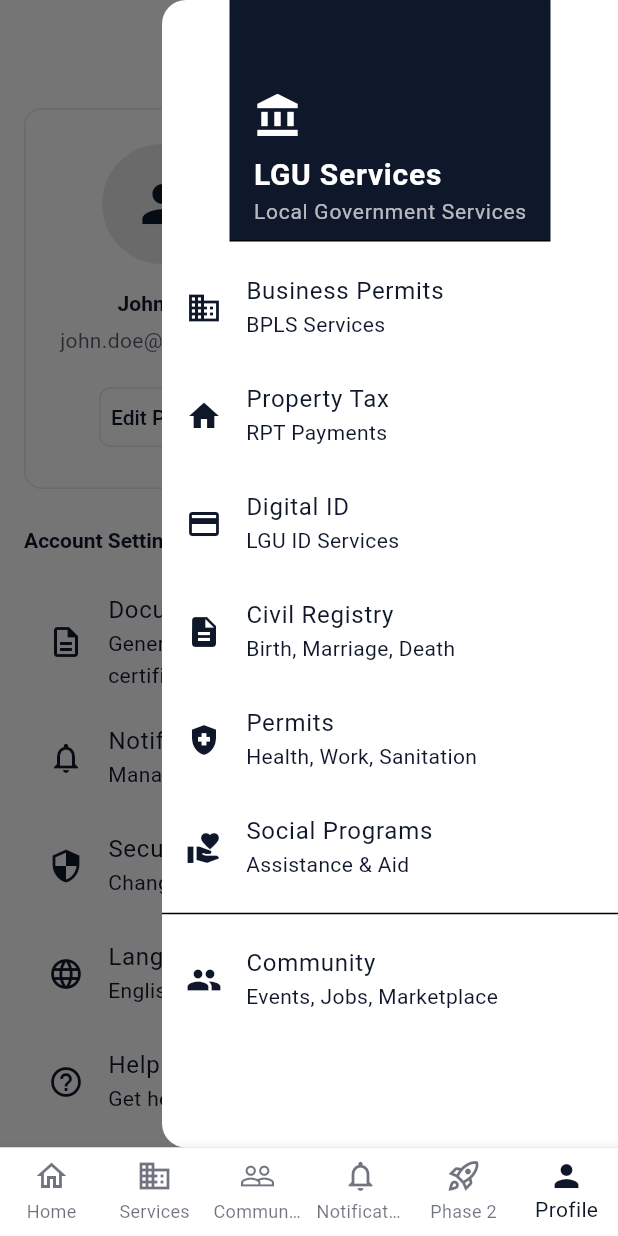
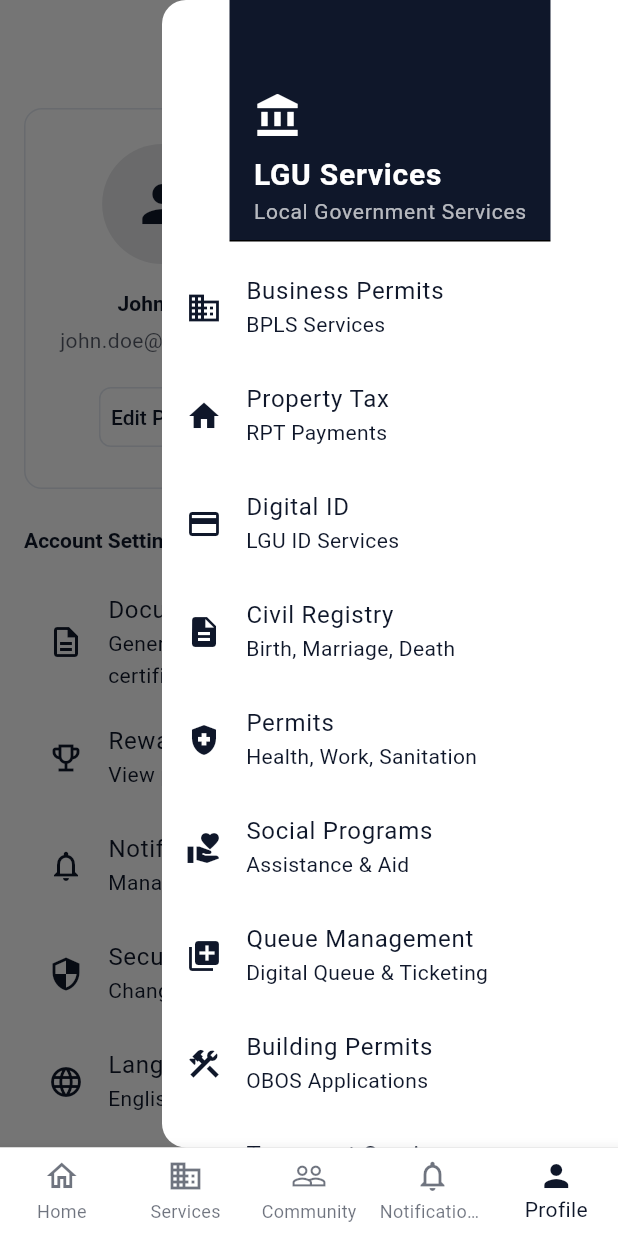
Before and after one commit to onesthathumbled/e-lgu-mob, a Flutter app: the ProfilePage screen opened by its route, with the side drawer open, on a phone screen of 412 x 824 dp. Run offline on Flutter 3.47's test engine with Material 3 defaults, Android fonts, the phone set to English and light mode, and no system bars; our stand-ins replace connectivity_plus, equatable, flutter_local_notifications, flutter_riverpod, go_router, hive_flutter and 5 more; accounts and stored records are empty.

Commit message:
[feat]: phase 2 integrated to phase 1

```diff
--- a/lib/core/navigation/app_router.dart
+++ b/lib/core/navigation/app_router.dart
@@ -12,7 +12,12 @@ import '../../features/permits/presentation/pages/permits_page.dart';
 import '../../features/social_programs/presentation/pages/social_programs_page.dart';
 import '../../features/community/presentation/pages/community_page.dart';
 import '../../features/notifications/presentation/pages/notifications_page.dart';
-import '../../features/phase2/presentation/pages/phase2_dashboard_page.dart';
+import '../../features/phase2/queue_management/presentation/pages/queue_dashboard_page.dart';
+import '../../features/phase2/obos/presentation/pages/obos_application_page.dart';
+import '../../features/phase2/transport/presentation/pages/transport_services_page.dart';
+import '../../features/phase2/evac_map/presentation/pages/evac_map_page.dart';
+import '../../features/phase2/community_groups/presentation/pages/community_groups_page.dart';
+import '../../features/phase2/gamification/presentation/pages/gamification_page.dart';
 import '../../shared/widgets/main_navigation.dart';
 import '../../shared/widgets/onboarding_page.dart';
 import '../../shared/widgets/splash_page.dart';
@@ -88,9 +93,34 @@ class AppRouter {
             builder: (context, state) => const NotificationsPage(),
           ),
           GoRoute(
-            path: '/phase2',
-            name: 'phase2',
-            builder: (context, state) => const Phase2DashboardPage(),
+            path: '/queue-management',
+            name: 'queue-management',
+            builder: (context, state) => const QueueDashboardPage(),
+          ),
+          GoRoute(
+            path: '/obos-application',
+            name: 'obos-application',
+            builder: (context, state) => const ObosApplicationPage(),
+          ),
+          GoRoute(
+            path: '/transport-services',
+            name: 'transport-services',
+            builder: (context, state) => const TransportServicesPage(),
+          ),
+          GoRoute(
+            path: '/evac-map',
+            name: 'evac-map',
+            builder: (context, state) => const EvacMapPage(),
+          ),
+          GoRoute(
+            path: '/community-groups',
+            name: 'community-groups',
+            builder: (context, state) => const CommunityGroupsPage(),
+          ),
+          GoRoute(
+            path: '/gamification',
+            name: 'gamification',
+            builder: (context, state) => const GamificationPage(),
           ),
           GoRoute(
             path: businessPermits,
@@ -290,6 +320,27 @@ class HomePage extends StatelessWidget {
                   color: Colors.teal,
                   onTap: () => context.go(AppRouter.socialPrograms),
                 ),
+                _ServiceCard(
+                  icon: Icons.queue,
+                  title: 'Queue Management',
+                  subtitle: 'Digital Queue & Ticketing',
+                  color: Colors.cyan,
+                  onTap: () => context.go('/queue-management'),
+                ),
+                _ServiceCard(
+                  icon: Icons.construction,
+                  title: 'Building Permits',
+                  subtitle: 'OBOS Applications',
+                  color: Colors.brown,
+                  onTap: () => context.go('/obos-application'),
+                ),
+                _ServiceCard(
+                  icon: Icons.local_taxi,
+                  title: 'Transport Services',
+                  subtitle: 'Tricycle, Parking, Violations',
+                  color: Colors.amber,
+                  onTap: () => context.go('/transport-services'),
+                ),
               ],
             ),
 
@@ -311,6 +362,28 @@ class HomePage extends StatelessWidget {
               subtitle: 'Events, Jobs, Marketplace',
               color: Colors.indigo,
               onTap: () => context.go(AppRouter.community),
+              isFullWidth: true,
+            ),
+
+            const SizedBox(height: 16),
+
+            _ServiceCard(
+              icon: Icons.groups,
+              title: 'Community Groups',
+              subtitle: 'Discussion & Moderation',
+              color: Colors.deepPurple,
+              onTap: () => context.go('/community-groups'),
+              isFullWidth: true,
+            ),
+
+            const SizedBox(height: 16),
+
+            _ServiceCard(
+              icon: Icons.map,
+              title: 'EVAC Map',
+              subtitle: 'Disaster & Evacuation Centers',
+              color: Colors.deepOrange,
+              onTap: () => context.go('/evac-map'),
               isFullWidth: true,
             ),
 
--- a/lib/features/profile/presentation/pages/profile_page.dart
+++ b/lib/features/profile/presentation/pages/profile_page.dart
@@ -2,6 +2,7 @@ import 'package:flutter/material.dart';
 import '../../../../shared/widgets/shadcn_components.dart';
 import '../../../../shared/widgets/main_navigation.dart';
 import '../../../documents/presentation/pages/document_generator_demo_page.dart';
+import '../../../phase2/gamification/presentation/pages/gamification_page.dart';
 
 class ProfilePage extends StatelessWidget {
   const ProfilePage({super.key});
@@ -87,6 +88,19 @@ class ProfilePage extends StatelessWidget {
                 Navigator.of(context).push(
                   MaterialPageRoute(
                     builder: (context) => const DocumentGeneratorDemoPage(),
+                  ),
+                );
+              },
+            ),
+
+            _ProfileTile(
+              icon: Icons.emoji_events_outlined,
+              title: 'Rewards & Gamification',
+              subtitle: 'View points, badges, and leaderboards',
+              onTap: () {
+                Navigator.of(context).push(
+                  MaterialPageRoute(
+                    builder: (context) => const GamificationPage(),
                   ),
                 );
               },
--- a/lib/shared/widgets/main_navigation.dart
+++ b/lib/shared/widgets/main_navigation.dart
@@ -43,11 +43,6 @@ class MainNavigation extends StatelessWidget {
             label: 'Notifications',
           ),
           BottomNavigationBarItem(
-            icon: Icon(Icons.rocket_launch_outlined),
-            activeIcon: Icon(Icons.rocket_launch),
-            label: 'Phase 2',
-          ),
-          BottomNavigationBarItem(
             icon: Icon(Icons.person_outline),
             activeIcon: Icon(Icons.person),
             label: 'Profile',
@@ -69,15 +64,19 @@ class MainNavigation extends StatelessWidget {
       case AppRouter.civilRegistry:
       case AppRouter.permits:
       case AppRouter.socialPrograms:
+      case '/queue-management':
+      case '/obos-application':
+      case '/transport-services':
         return 1;
       case AppRouter.community:
+      case '/community-groups':
+      case '/evac-map':
         return 2;
       case '/notifications':
         return 3;
-      case '/phase2':
+      case AppRouter.profile:
+      case '/gamification':
         return 4;
-      case AppRouter.profile:
-        return 5;
       default:
         return 0;
     }
@@ -98,9 +97,6 @@ class MainNavigation extends StatelessWidget {
         context.go('/notifications');
         break;
       case 4:
-        context.go('/phase2');
-        break;
-      case 5:
         context.go(AppRouter.profile);
         break;
     }
@@ -206,6 +202,33 @@ class ServicesDrawer extends StatelessWidget {
                     context.go(AppRouter.socialPrograms);
                   },
                 ),
+                _ServiceTile(
+                  icon: Icons.queue,
+                  title: 'Queue Management',
+                  subtitle: 'Digital Queue & Ticketing',
+                  onTap: () {
+                    Navigator.pop(context);
+                    context.go('/queue-management');
+                  },
+                ),
+                _ServiceTile(
+                  icon: Icons.construction,
+                  title: 'Building Permits',
+                  subtitle: 'OBOS Applications',
+                  onTap: () {
+                    Navigator.pop(context);
+                    context.go('/obos-application');
+                  },
+                ),
+                _ServiceTile(
+                  icon: Icons.local_taxi,
+                  title: 'Transport Services',
+                  subtitle: 'Tricycle, Parking, Violations',
+                  onTap: () {
+                    Navigator.pop(context);
+                    context.go('/transport-services');
+                  },
+                ),
                 const Divider(),
                 _ServiceTile(
                   icon: Icons.people,
@@ -214,6 +237,24 @@ class ServicesDrawer extends StatelessWidget {
                   onTap: () {
                     Navigator.pop(context);
                     context.go(AppRouter.community);
+                  },
+                ),
+                _ServiceTile(
+                  icon: Icons.groups,
+                  title: 'Community Groups',
+                  subtitle: 'Discussion & Moderation',
+                  onTap: () {
+                    Navigator.pop(context);
+                    context.go('/community-groups');
+                  },
+                ),
+                _ServiceTile(
+                  icon: Icons.map,
+                  title: 'EVAC Map',
+                  subtitle: 'Disaster & Evacuation',
+                  onTap: () {
+                    Navigator.pop(context);
+                    context.go('/evac-map');
                   },
                 ),
               ],
```
Also changed, not shown: 1 other file.
